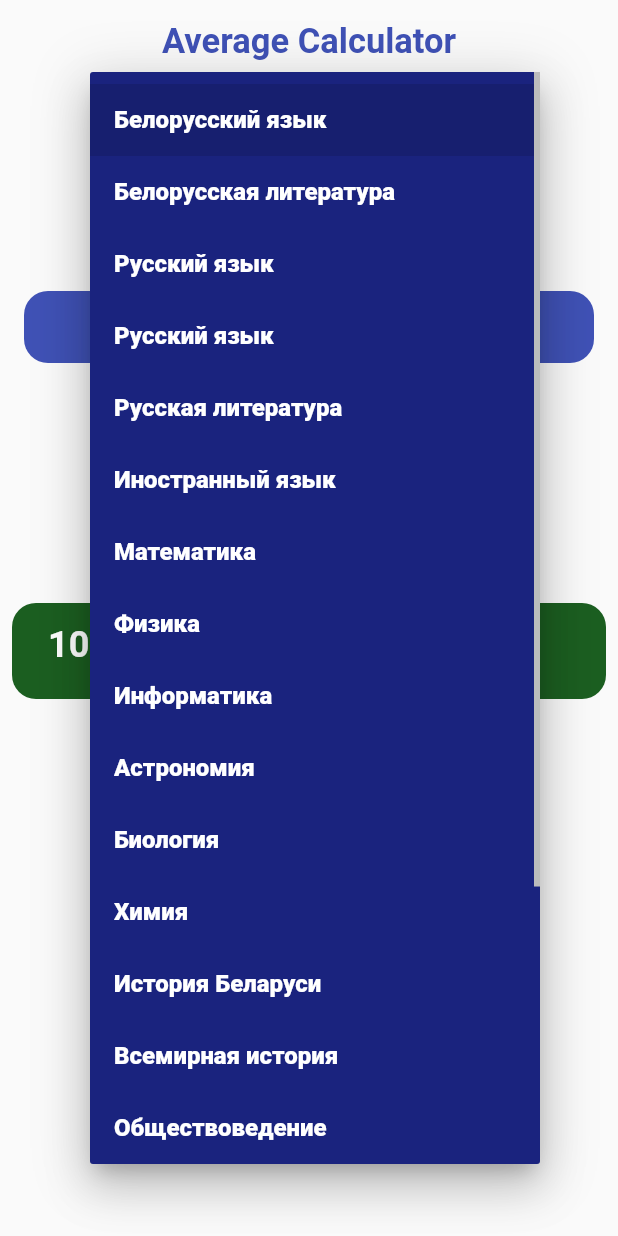
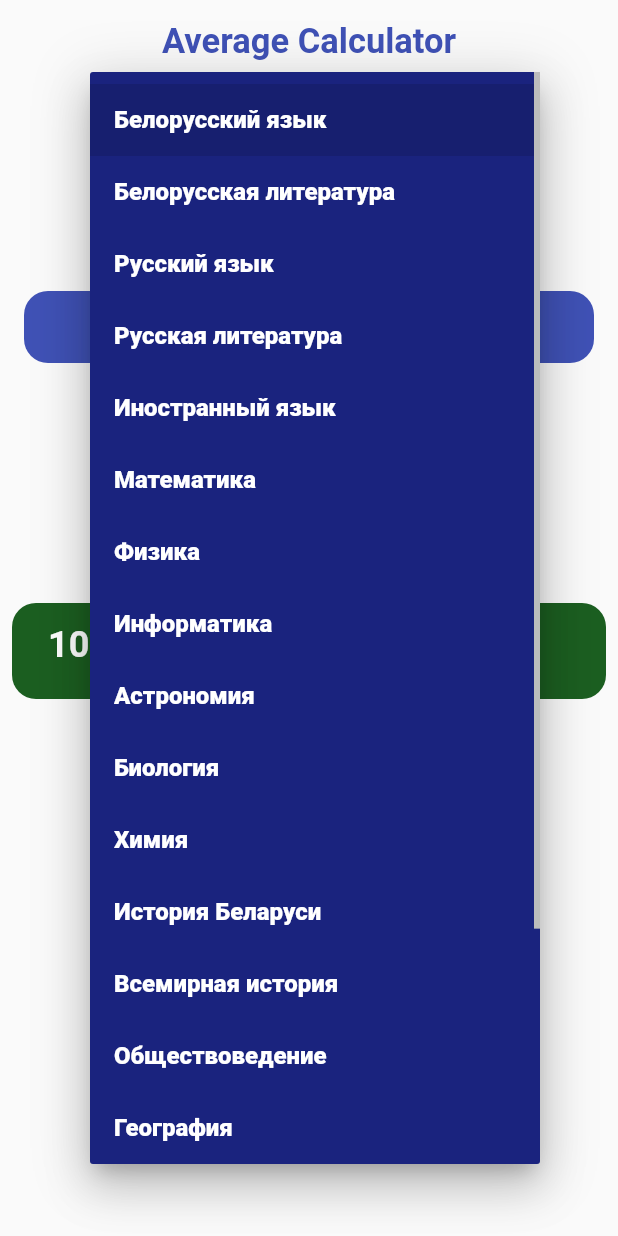
Before and after one commit to AliAltiyev/average_score, a Flutter app: the screen it shows after launch, after a tap on "Сохранить", after a tap on "Белорусский язык", on a phone screen of 412 x 824 dp. Run offline on Flutter 3.47's test engine with Material 2 defaults, Android fonts, the phone set to English and light mode, and no system bars; our stand-ins replace google_fonts; Roboto replaces fonts that are missing (Acme, Asap).

Commit message:
code review #1

```diff
--- a/lib/data/drop_down_data.dart
+++ b/lib/data/drop_down_data.dart
@@ -6,7 +6,6 @@ class Data {
   static List<String> scoreRangeList = [
     "Белорусский язык",
     "Белорусская литература",
-    "Русский язык",
     "Русский язык",
     "Русская литература",
     "Иностранный язык",
@@ -59,4 +58,16 @@ class Data {
   static void addLessons(Lesson lesson) {
     lessonsList.add(lesson);
   }
+
+  static num calculateAverage() {
+    num number = 0;
+
+    if(lessonsList.isNotEmpty){
+      number = lessonsList
+          .map((e) => e.numberValue)
+          .reduce((value, element) => element + value);
+    }
+    var average = number / lessonsList.length;
+    return average;
+  }
 }
--- a/lib/pages/calculate_avarage_score_page.dart
+++ b/lib/pages/calculate_avarage_score_page.dart
@@ -2,7 +2,6 @@ import 'package:average_score/constants/constants.dart';
 import 'package:average_score/data/drop_down_data.dart';
 import 'package:average_score/model/lesson.dart';
 import 'package:flutter/material.dart';
-import 'package:google_fonts/google_fonts.dart';
 
 import '../widgets/lessons_count_witget.dart';
 
@@ -19,6 +18,7 @@ class _CalculateAverageScorePageState extends State<CalculateAverageScorePage> {
 
   String lessonNames = "Белорусский язык";
   int scoreValue = 10;
+  List<Lesson> lessonList = Data.lessonsList;
 
   @override
   Widget build(BuildContext context) {
@@ -36,7 +36,9 @@ class _CalculateAverageScorePageState extends State<CalculateAverageScorePage> {
       body: SingleChildScrollView(
         child: Column(
           children: [
-            const LessonsCountWidget(score: 10.9, lessons: 2),
+            LessonsCountWidget(
+                score: Data.calculateAverage(),
+                lessons: Data.lessonsList.length),
             lessonDropDownMenu(),
             _scoreDropDownMenu(),
             ElevatedButton(
@@ -44,45 +46,56 @@ class _CalculateAverageScorePageState extends State<CalculateAverageScorePage> {
                   setState(() {});
                   saveScore();
                 },
-                child: Text("Сохранить")),
-            SizedBox(height: 40,),
+                child: const Text("Сохранить")),
+            const SizedBox(
+              height: 40,
+            ),
             Container(
               decoration: const BoxDecoration(
                 borderRadius: BorderRadius.all(Radius.circular(16)),
               ),
-              child: Expanded(
-                child: SizedBox(
-                  child: ListView.builder(
+              child: lessonList.isNotEmpty?  ListView.builder(
                 primary: false,
                 shrinkWrap: true,
                 itemExtent: 80,
                 itemBuilder: (BuildContext context, int index) {
-                      return Padding(
+                  return Dismissible(
+                    key: UniqueKey(),
+                    behavior: HitTestBehavior.deferToChild,
+                    direction: DismissDirection.startToEnd,
+                    onDismissed: (value) {
+                      setState(() {
+                        lessonList.removeAt(index);
+                      });
+                    },
+                    child: Padding(
                         padding: const EdgeInsets.all(8.0),
                         child: ListTile(
                           tileColor: setScoreColor(
-                              Data.lessonsList[index].numberValue) ,
-                          shape: RoundedRectangleBorder(
+                              Data.lessonsList[index].numberValue),
+                          shape: const RoundedRectangleBorder(
                               borderRadius:
                                   BorderRadius.all(Radius.circular(16))),
-                          contentPadding: EdgeInsets.symmetric(horizontal: 24),
-                          title: Text(Data.lessonsList[index].lessonName,style: TextStyle(color: Colors.white),),
+                          contentPadding:
+                              const EdgeInsets.symmetric(horizontal: 24),
+                          title: Text(
+                            Data.lessonsList[index].lessonName,
+                            style: const TextStyle(color: Colors.white),
+                          ),
                           leading: Text(
                             Data.lessonsList[index].numberValue.toString(),
-                            style: TextStyle(
+                            style: const TextStyle(
                               color: Colors.white,
                               fontSize: 24,
                               fontWeight: FontWeight.w700,
-
                             ),
                           ),
-                      ));
+                        )),
+                  );
                 },
                 itemCount: Data.lessonsList.length,
+              ) : Text("Добавьте предмет",style: AppConstants.mainAppFont,)
             ),
-                ),
-              ),
-            )
           ],
         ),
       ),
--- a/lib/widgets/lessons_count_witget.dart
+++ b/lib/widgets/lessons_count_witget.dart
@@ -3,7 +3,7 @@ import 'package:flutter/material.dart';
 
 class LessonsCountWidget extends StatelessWidget {
 
-  final double score;
+  final num score;
   final int lessons;
 
   const LessonsCountWidget(
@@ -23,7 +23,7 @@ class LessonsCountWidget extends StatelessWidget {
           Padding(
             padding: const EdgeInsets.only(bottom: 20),
             child: Text(
-              score > 0 ? "Score $score" : "Enter Score",
+              score > 0 ? "Score ${score.toStringAsFixed(2)}" : "Enter Score",
               style: AppConstants.mainAppFont,
             ),
           ),
```
Lines whose indentation alone changed are shown as unchanged.
